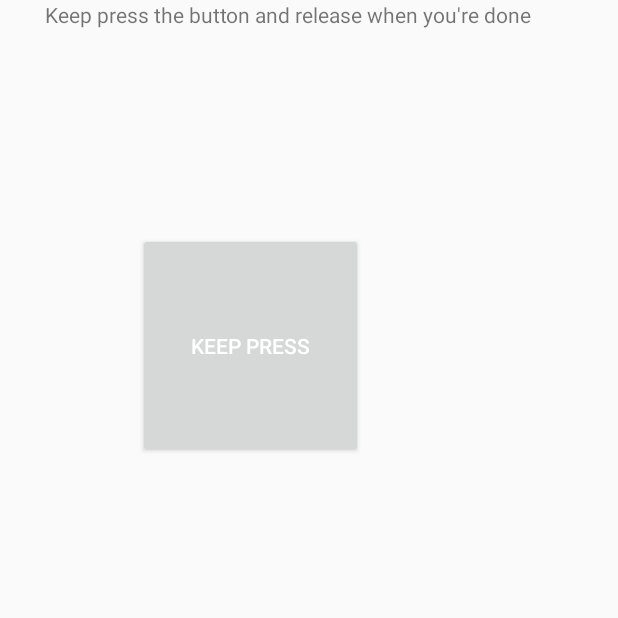
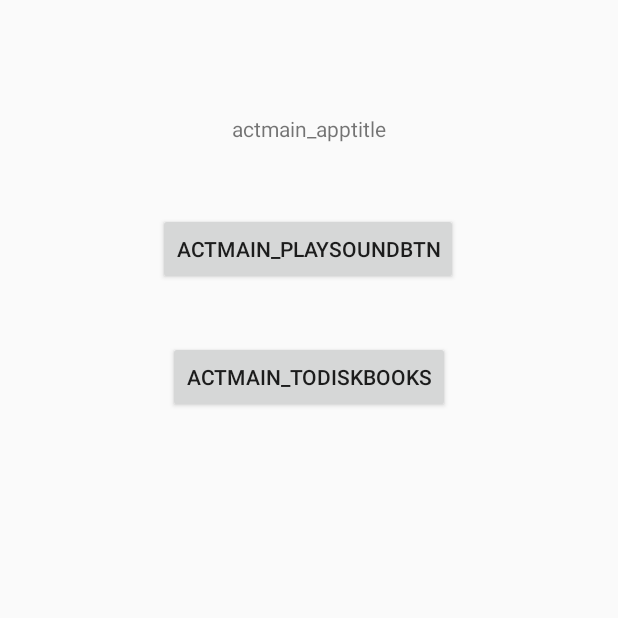
Before and after one commit to Weiqifan1/JonasChrTest_002, an Android app: the screen it shows after launch (MainActivity), on a phone screen of 412 x 824 dp, the top half of it. Run offline under Robolectric (Android 15) with nearby library versions, the light colour scheme and no system bars.

Commit message:
resetet projektet, herefter sendes tingene ud i sepparate activities

```diff
--- a/app/src/main/java/com/example/jonaschrtest_002/MainActivity.kt
+++ b/app/src/main/java/com/example/jonaschrtest_002/MainActivity.kt
@@ -19,19 +19,32 @@ class MainActivity : Activity() {
     override fun onCreate(savedInstanceState: Bundle?) {
         super.onCreate(savedInstanceState)
         setContentView(R.layout.activity_main)
+
+
+
+    }
+
+
+}
+
+
+/*
+
+class MainActivity : Activity() {
+    private  var mediaPlayer:MediaPlayer? = null
+
+
+    override fun onCreate(savedInstanceState: Bundle?) {
+        super.onCreate(savedInstanceState)
+        setContentView(R.layout.activity_main)
        // setSupportActionBar(toolbar)
-
 
 
         mediaPlayer = MediaPlayer.create(this,R.raw.explosion)
         mediaPlayer?.setOnPreparedListener{
             (println("Ready to go"))
 
-        /*
-        fab.setOnClickListener { view ->
-            Snackbar.make(view, "Replace with your own action", Snackbar.LENGTH_LONG)
-                .setAction("Action", null).show()
-                */
+
         }
 
         pushButton.setOnTouchListener{ _,event ->
@@ -58,21 +71,7 @@ class MainActivity : Activity() {
             }
         }
     }
-/*
-    override fun onCreateOptionsMenu(menu: Menu): Boolean {
-        // Inflate the menu; this adds items to the action bar if it is present.
-        menuInflater.inflate(R.menu.menu_main, menu)
-        return true
-    }
 
-    override fun onOptionsItemSelected(item: MenuItem): Boolean {
-        // Handle action bar item clicks here. The action bar will
-        // automatically handle clicks on the Home/Up button, so long
-        // as you specify a parent activity in AndroidManifest.xml.
-        return when (item.itemId) {
-            R.id.action_settings -> true
-            else -> super.onOptionsItemSelected(item)
-        }
-    }
-    */
 }
+
+*/
--- a/app/src/main/res/layout/activity_main.xml
+++ b/app/src/main/res/layout/activity_main.xml
@@ -1,4 +1,49 @@
 <?xml version="1.0" encoding="utf-8"?>
+
+<!-- -->
+
+<android.support.constraint.ConstraintLayout
+        xmlns:android="http://schemas.android.com/apk/res/android"
+        xmlns:tools="http://schemas.android.com/tools"
+        xmlns:app="http://schemas.android.com/apk/res-auto"
+        android:layout_width="match_parent"
+        android:layout_height="match_parent"
+        tools:context=".MainActivity">
+    <Button
+            android:text="actmain_playsoundBtn"
+            android:layout_width="wrap_content"
+            android:layout_height="wrap_content"
+            android:id="@+id/actmain_playsoundBtn"
+            app:layout_constraintEnd_toEndOf="parent"
+            android:layout_marginEnd="8dp"
+            app:layout_constraintStart_toStartOf="parent"
+            android:layout_marginStart="8dp" app:layout_constraintHorizontal_bias="0.498"
+            android:layout_marginTop="8dp" app:layout_constraintTop_toBottomOf="@+id/actmain_apptitle"
+            android:layout_marginBottom="8dp" app:layout_constraintBottom_toBottomOf="parent"
+            app:layout_constraintVertical_bias="0.058"/>
+    <TextView
+            android:text="actmain_apptitle"
+            android:layout_width="wrap_content"
+            android:layout_height="wrap_content"
+            android:id="@+id/actmain_apptitle" android:layout_marginTop="8dp"
+            app:layout_constraintTop_toTopOf="parent" android:layout_marginBottom="8dp"
+            app:layout_constraintBottom_toBottomOf="parent" app:layout_constraintVertical_bias="0.086"
+            android:layout_marginStart="8dp" app:layout_constraintStart_toStartOf="parent"
+            android:layout_marginEnd="8dp" app:layout_constraintEnd_toEndOf="parent"/>
+    <Button
+            android:text="actmain_todiskbooks"
+            android:layout_width="wrap_content"
+            android:layout_height="wrap_content"
+            android:id="@+id/actmain_todiskbooks" android:layout_marginTop="8dp"
+            app:layout_constraintTop_toBottomOf="@+id/actmain_playsoundBtn" android:layout_marginBottom="8dp"
+            app:layout_constraintBottom_toBottomOf="parent" app:layout_constraintVertical_bias="0.051"
+            android:layout_marginStart="8dp" app:layout_constraintStart_toStartOf="parent"
+            android:layout_marginEnd="8dp" app:layout_constraintEnd_toEndOf="parent"/>
+</android.support.constraint.ConstraintLayout>
+
+
+<!--
+
 <android.support.design.widget.CoordinatorLayout
         xmlns:android="http://schemas.android.com/apk/res/android"
         xmlns:app="http://schemas.android.com/apk/res-auto"
@@ -32,3 +77,5 @@
 
 
 </android.support.design.widget.CoordinatorLayout>
+
+-->
```
